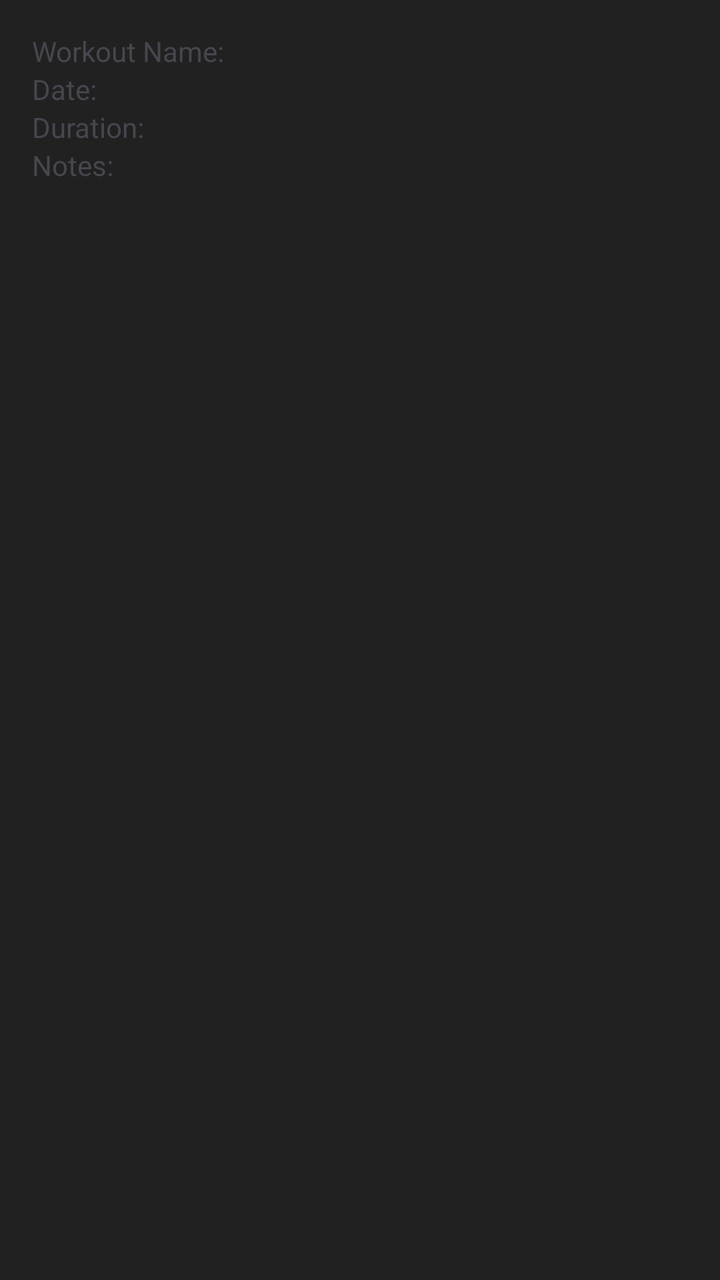
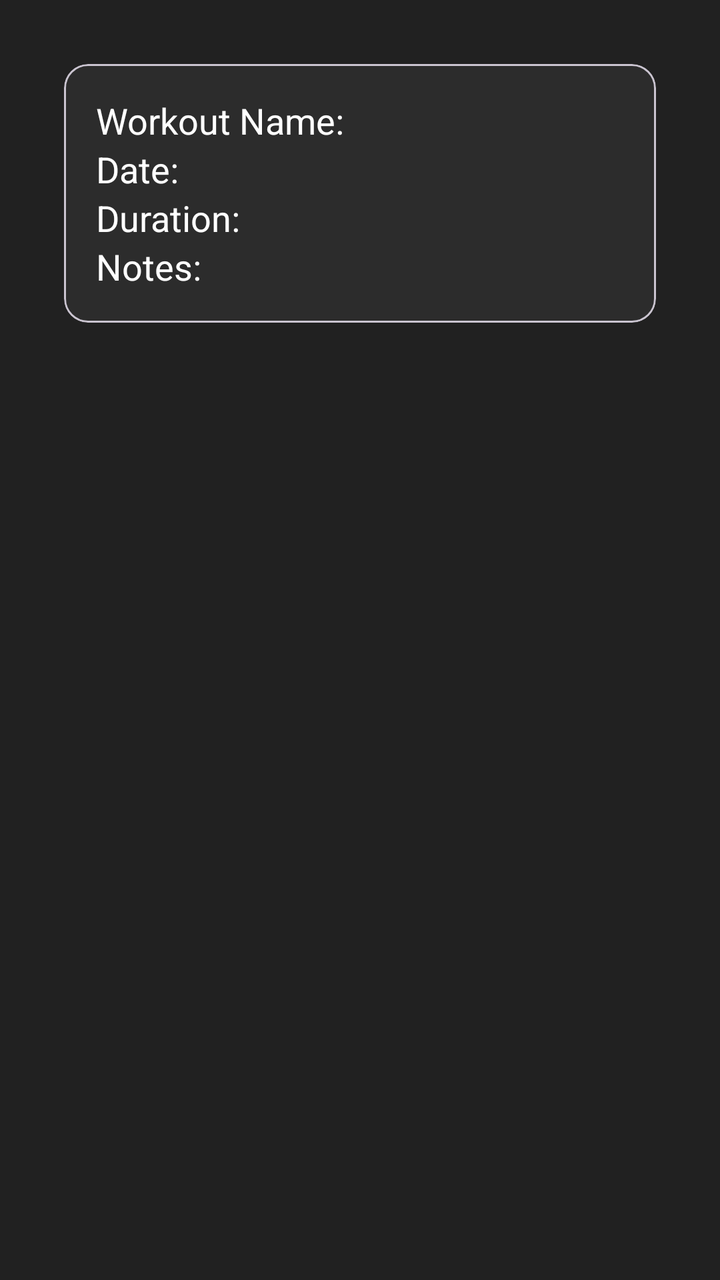

Screens rendered from an Android XML layout before and after an edit, with the pre-edit source and the edit as a unified diff.
<!-- AndroidManifest.xml: application theme Theme.MyFit -->
<!-- res/layout/item_progress_log.xml -->
<?xml version="1.0" encoding="utf-8"?>
<androidx.constraintlayout.widget.ConstraintLayout xmlns:android="http://schemas.android.com/apk/res/android"
    android:layout_width="match_parent"
    android:layout_height="wrap_content"
    android:padding="@dimen/fragment_padding"
    android:layout_margin="@dimen/card_margin"
    xmlns:app="http://schemas.android.com/apk/res-auto">

    <TextView
        android:id="@+id/workoutName"
        android:layout_width="wrap_content"
        android:layout_height="wrap_content"
        android:text="@string/workout_name"
        app:layout_constraintStart_toStartOf="parent"
        app:layout_constraintTop_toTopOf="parent"/>

    <TextView
        android:id="@+id/logDate"
        android:layout_width="wrap_content"
        android:layout_height="wrap_content"
        android:text="@string/date"
        app:layout_constraintStart_toStartOf="parent"
        app:layout_constraintTop_toBottomOf="@id/workoutName"/>

    <TextView
        android:id="@+id/logDuration"
        android:layout_width="wrap_content"
        android:layout_height="wrap_content"
        android:text="@string/duration"
        app:layout_constraintStart_toStartOf="parent"
        app:layout_constraintTop_toBottomOf="@id/logDate"/>

    <TextView
        android:id="@+id/logNotes"
        android:layout_width="wrap_content"
        android:layout_height="wrap_content"
        android:text="@string/log_notes"
        app:layout_constraintStart_toStartOf="parent"
        app:layout_constraintTop_toBottomOf="@id/logDuration"/>



</androidx.constraintlayout.widget.ConstraintLayout>
<!-- resources referenced by this layout -->
<resources>
  <dimen name="card_margin">8dp</dimen>
  <dimen name="fragment_padding">16dp</dimen>
  <string name="date">Date: </string>
  <string name="duration">Duration: </string>
  <string name="log_notes">Notes: </string>
  <string name="workout_name">Workout Name: </string>
  <style name="Theme.MyFit" parent="Base.Theme.MyFit" />
  <style name="Base.Theme.MyFit" parent="Theme.Material3.DayNight.NoActionBar">
  
          
          <item name="colorPrimary">@color/yellowAccent</item>
          <item name="colorPrimaryVariant">@color/yellowAccentDark</item>
          <item name="colorOnPrimary">@android:color/black</item>
  
          
          <item name="android:windowBackground">@color/darkGreyBackground</item>
  
          
          <item name="colorSecondary">@color/yellowAccent</item>
          <item name="colorOnSecondary">@android:color/black</item>
  
          
          <item name="android:textColorPrimary">@android:color/white</item>
          <item name="android:textColorSecondary">@android:color/darker_gray</item>
  
      </style>
  <color name="yellowAccent">#FFEB3B</color>
  <color name="yellowAccentDark">#FBC02D</color>
  <color name="darkGreyBackground">#212121</color>
</resources>

<!-- the commit's change to res/layout/item_progress_log.xml (unified diff, before → after) -->
@@ -6,37 +6,72 @@
     android:layout_margin="@dimen/card_margin"
     xmlns:app="http://schemas.android.com/apk/res-auto">
 
-    <TextView
-        android:id="@+id/workoutName"
-        android:layout_width="wrap_content"
+
+    <com.google.android.material.card.MaterialCardView
+        android:id="@+id/logCard"
+        android:layout_width="0dp"
         android:layout_height="wrap_content"
-        android:text="@string/workout_name"
+        android:layout_margin="@dimen/fragment_padding"
+        app:cardCornerRadius="@dimen/card_corner_radius"
+        android:backgroundTint="@color/cardBackground"
+        app:layout_constraintTop_toTopOf="parent"
         app:layout_constraintStart_toStartOf="parent"
-        app:layout_constraintTop_toTopOf="parent"/>
+        app:layout_constraintEnd_toEndOf="parent"
+        android:elevation="4dp"
+        android:padding="@dimen/fragment_padding">
 
-    <TextView
-        android:id="@+id/logDate"
-        android:layout_width="wrap_content"
-        android:layout_height="wrap_content"
-        android:text="@string/date"
-        app:layout_constraintStart_toStartOf="parent"
-        app:layout_constraintTop_toBottomOf="@id/workoutName"/>
+        <androidx.constraintlayout.widget.ConstraintLayout
+            android:layout_width="match_parent"
+            android:layout_height="wrap_content"
+            android:padding="@dimen/fragment_padding">
 
-    <TextView
-        android:id="@+id/logDuration"
-        android:layout_width="wrap_content"
-        android:layout_height="wrap_content"
-        android:text="@string/duration"
-        app:layout_constraintStart_toStartOf="parent"
-        app:layout_constraintTop_toBottomOf="@id/logDate"/>
+            <TextView
+                android:id="@+id/workoutName"
+                android:layout_width="wrap_content"
+                android:layout_height="wrap_content"
+                android:text="@string/workout_name"
+                android:textColor="@color/white"
+                android:textSize="@dimen/text_size_h2"
+                app:layout_constraintStart_toStartOf="parent"
+                app:layout_constraintTop_toTopOf="parent"/>
 
-    <TextView
-        android:id="@+id/logNotes"
-        android:layout_width="wrap_content"
-        android:layout_height="wrap_content"
-        android:text="@string/log_notes"
-        app:layout_constraintStart_toStartOf="parent"
-        app:layout_constraintTop_toBottomOf="@id/logDuration"/>
+            <TextView
+                android:id="@+id/logDate"
+                android:layout_width="wrap_content"
+                android:layout_height="wrap_content"
+                android:text="@string/date"
+                android:textColor="@color/white"
+                android:textSize="@dimen/text_size_h2"
+                app:layout_constraintStart_toStartOf="parent"
+                app:layout_constraintTop_toBottomOf="@id/workoutName"/>
+
+            <TextView
+                android:id="@+id/logDuration"
+                android:layout_width="wrap_content"
+                android:layout_height="wrap_content"
+                android:text="@string/duration"
+                android:textColor="@color/white"
+                android:textSize="@dimen/text_size_h2"
+                app:layout_constraintStart_toStartOf="parent"
+                app:layout_constraintTop_toBottomOf="@id/logDate"/>
+
+            <TextView
+                android:id="@+id/logNotes"
+                android:layout_width="wrap_content"
+                android:layout_height="wrap_content"
+                android:text="@string/log_notes"
+                android:textColor="@color/white"
+                android:textSize="@dimen/text_size_h2"
+                app:layout_constraintStart_toStartOf="parent"
+                app:layout_constraintTop_toBottomOf="@id/logDuration"/>
+
+        </androidx.constraintlayout.widget.ConstraintLayout>
+
+
+
+    </com.google.android.material.card.MaterialCardView>
+
+
 
 
 
<!-- resource entries referenced after the edit -->
@@ -1,7 +1,11 @@
 <!-- resources referenced by this layout -->
 <resources>
+  <color name="cardBackground">#2C2C2C</color>
+  <color name="white">#FFFFFFFF</color>
+  <dimen name="card_corner_radius">12dp</dimen>
   <dimen name="card_margin">8dp</dimen>
   <dimen name="fragment_padding">16dp</dimen>
+  <dimen name="text_size_h2">18sp</dimen>
   <string name="date">Date: </string>
   <string name="duration">Duration: </string>
   <string name="log_notes">Notes: </string>
